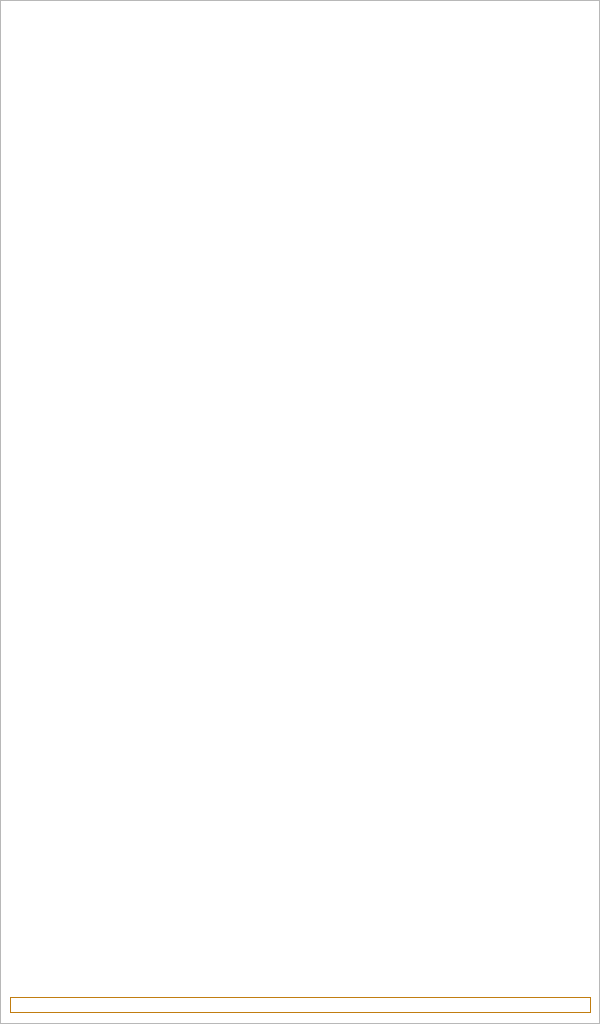
The window that Proj/code/LS/LSApp/normalwindow.ui (ElectroQuanta/MDO) describes before a commit, drawn with Qt 5.
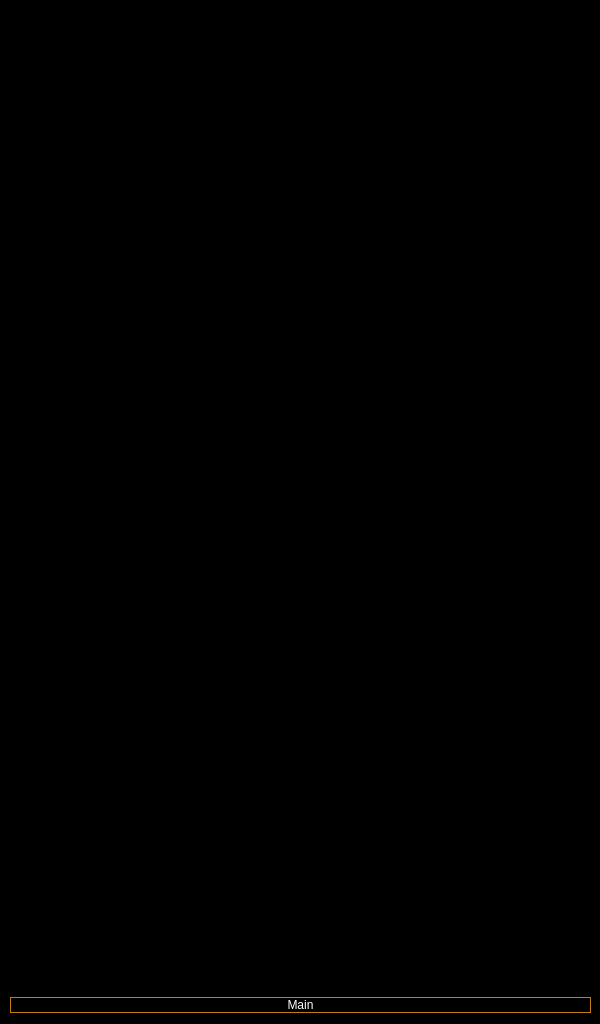
The same window after the commit.

Patch:
```diff
--- a/Proj/code/LS/LSApp/normalwindow.ui
+++ b/Proj/code/LS/LSApp/normalwindow.ui
@@ -22,6 +22,9 @@
      <height>1024</height>
     </rect>
    </property>
+   <property name="styleSheet">
+    <string notr="true">background-color: rgb(0, 0, 0);</string>
+   </property>
   </widget>
   <widget class="QWidget" name="horizontalLayoutWidget">
    <property name="geometry">
```
